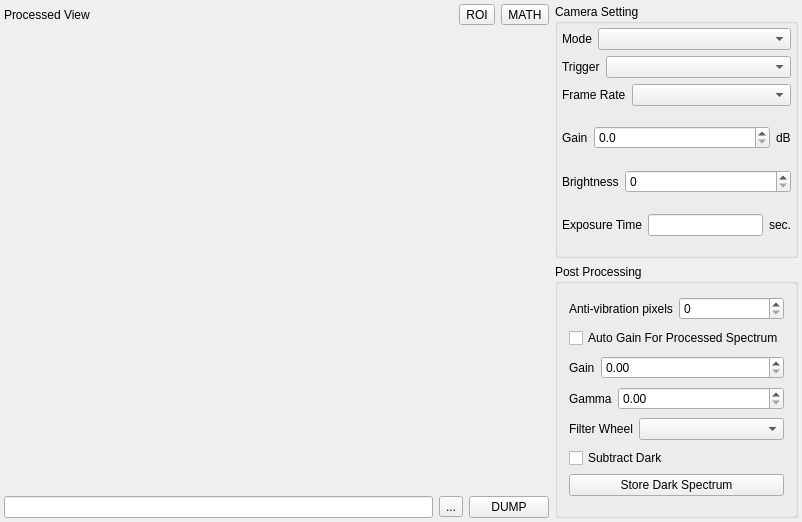
First picture: the form in modules/optics/core/digitalcameraform.ui, repository northriv/KAME, before the edit.
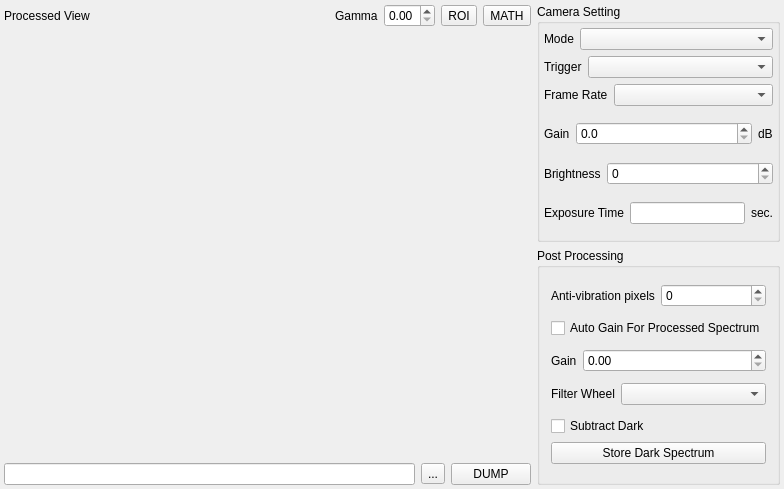
Second picture: the form after the edit. Custom widgets are drawn as their Qt base class.

The edit to the form file:
```diff
--- a/modules/optics/core/digitalcameraform.ui
+++ b/modules/optics/core/digitalcameraform.ui
@@ -6,8 +6,8 @@
    <rect>
     <x>0</x>
     <y>0</y>
-    <width>802</width>
-    <height>522</height>
+    <width>784</width>
+    <height>489</height>
    </rect>
   </property>
   <property name="windowTitle">
@@ -32,6 +32,8 @@
       <item>
        <layout class="QHBoxLayout" name="horizontalLayout_9">
         <item>
+         <layout class="QHBoxLayout" name="horizontalLayout_5">
+          <item>
          <widget class="QLabel" name="textLabel1_2_5_3_3_13">
           <property name="sizePolicy">
            <sizepolicy hsizetype="Expanding" vsizetype="Preferred">
@@ -48,6 +50,34 @@
          </widget>
         </item>
         <item>
+           <widget class="QLabel" name="textLabel1_2_5_3_3_22">
+            <property name="sizePolicy">
+             <sizepolicy hsizetype="Fixed" vsizetype="Preferred">
+              <horstretch>0</horstretch>
+              <verstretch>0</verstretch>
+             </sizepolicy>
+            </property>
+            <property name="text">
+             <string>Gamma</string>
+            </property>
+            <property name="wordWrap">
+             <bool>false</bool>
+            </property>
+           </widget>
+          </item>
+          <item>
+           <widget class="QDoubleSpinBox" name="m_dblGamma">
+            <property name="maximum">
+             <double>5.000000000000000</double>
+            </property>
+            <property name="singleStep">
+             <double>0.100000000000000</double>
+            </property>
+           </widget>
+          </item>
+         </layout>
+        </item>
+        <item>
          <widget class="QToolButton" name="m_tbROI">
           <property name="text">
            <string>ROI</string>
@@ -393,36 +423,6 @@
          </item>
         </layout>
        </item>
-       <item>
-        <layout class="QHBoxLayout" name="horizontalLayout_5">
-         <item>
-          <widget class="QLabel" name="textLabel1_2_5_3_3_22">
-           <property name="sizePolicy">
-            <sizepolicy hsizetype="Fixed" vsizetype="Preferred">
-             <horstretch>0</horstretch>
-             <verstretch>0</verstretch>
-            </sizepolicy>
-           </property>
-           <property name="text">
-            <string>Gamma</string>
-           </property>
-           <property name="wordWrap">
-            <bool>false</bool>
-           </property>
-          </widget>
-         </item>
-         <item>
-          <widget class="QDoubleSpinBox" name="m_dblGamma">
-           <property name="maximum">
-            <double>5.000000000000000</double>
-           </property>
-           <property name="singleStep">
-            <double>0.100000000000000</double>
-           </property>
-          </widget>
-         </item>
-        </layout>
-       </item>
        <item>
         <layout class="QHBoxLayout" name="horizontalLayout_7">
          <item>
```
Lines whose indentation alone changed are shown as unchanged.
